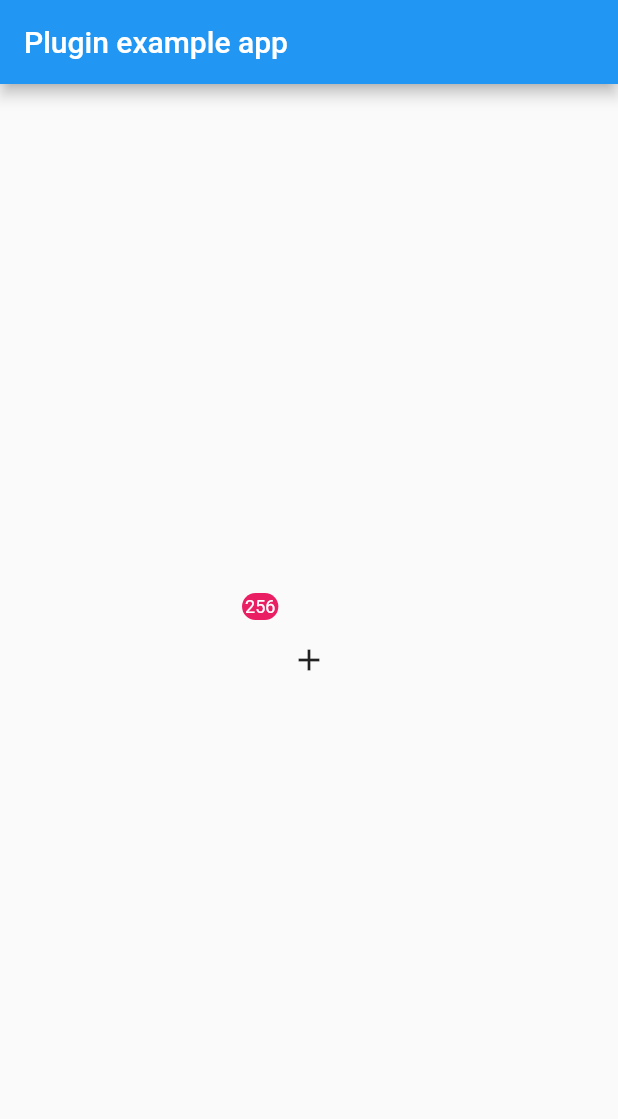
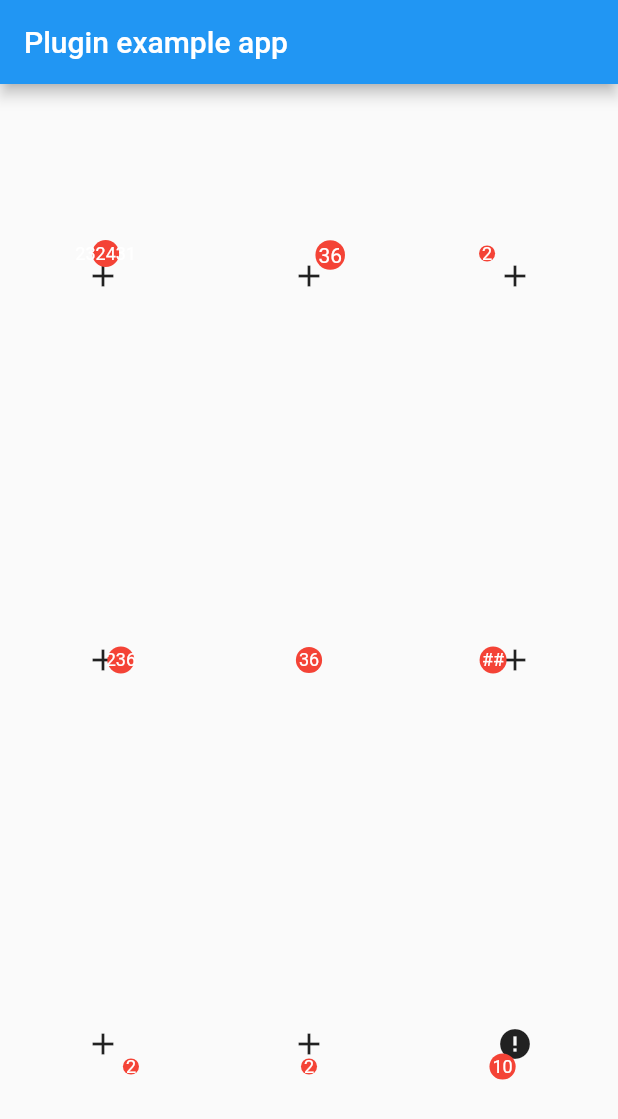
Before and after one commit to rahmatya685/SimpleBAdge, a Flutter app: the screen it shows after launch, on a phone screen of 412 x 824 dp. Shown: the top 1119 px of the screen. Run offline on Flutter 3.47's test engine with Material 2 defaults, Android fonts, the phone set to English and light mode, and no system bars.

```diff
--- a/example/lib/main.dart
+++ b/example/lib/main.dart
@@ -28,13 +28,81 @@ class _MyAppState extends State<MyApp> {
         appBar: AppBar(
           title: const Text('Plugin example app'),
         ),
-        body: Center(
-          child: Container(
-            height: 100,
-            width: 100,
-            child: SimpleBadge(
-              child: Icon(Icons.add),
-            ),
+        body: Container(
+          child: Column(
+            mainAxisAlignment: MainAxisAlignment.spaceAround,
+            children: [
+              Row(
+                mainAxisAlignment: MainAxisAlignment.spaceAround,
+                children: [
+                  SimpleBadge(
+                    child: Icon(Icons.add),
+                    badgeContent: Text("232431",style: TextStyle(color: Colors.white,fontSize: 12),),
+                    anchorDist: 50,
+                    alignment: Alignment.topRight,
+                  ),
+                  SimpleBadge(
+                    child: Icon(Icons.add),
+                    badgeContent: Text("36",style: TextStyle(color: Colors.white ),),
+                    anchorDist: 20,
+                    alignment: Alignment.topRight,
+                  ),
+                  SimpleBadge(
+                    child: Icon(Icons.add),
+                    badgeContent: Text("2",style: TextStyle(color: Colors.white,fontSize: 12),),
+                    anchorDist: 50,
+                    alignment: Alignment.topLeft,
+                  )
+                ],
+              ),
+              Row(
+                mainAxisAlignment: MainAxisAlignment.spaceAround,
+                children: [
+                  SimpleBadge(
+                    child: Icon(Icons.add),
+                    badgeContent: Text("236",style: TextStyle(color: Colors.white,fontSize: 12),),
+                    anchorDist: 50,
+                    alignment: Alignment.centerRight,
+                  ),
+                  SimpleBadge(
+                    child: Icon(Icons.add),
+                    badgeContent: Text("36",style: TextStyle(color: Colors.white,fontSize: 12),),
+                    anchorDist: 50,
+                    alignment: Alignment.center,
+                  ),
+                  SimpleBadge(
+                    child: Icon(Icons.add),
+                    badgeContent: Text("##",style: TextStyle(color: Colors.white,fontSize: 12),),
+                    anchorDist: 50,
+                    alignment: Alignment.centerLeft,
+                  )
+                ],
+              ),
+              Row(
+                mainAxisAlignment: MainAxisAlignment.spaceAround,
+                children: [
+                  SimpleBadge(
+                    child: Icon(Icons.add),
+                    badgeContent: Text("2",style: TextStyle(color: Colors.white,fontSize: 12),),
+                    anchorDist: 50,
+                    alignment: Alignment.bottomRight,
+                  ),
+                  SimpleBadge(
+                    child: Icon(Icons.add),
+                    badgeContent: Text("2",style: TextStyle(color: Colors.white,fontSize: 12),),
+                    anchorDist: 50,
+                    alignment: Alignment.bottomCenter,
+                  ),
+                  SimpleBadge(
+                    child: Icon(Icons.error),
+                    badgeContent: Text("10",style: TextStyle(color: Colors.white,fontSize: 12),),
+                    anchorDist: 10,
+                    alignment: Alignment.bottomLeft,
+                    badgeIconPadding: 2,
+                  )
+                ],
+              )
+            ],
           ),
         ),
       ),
--- a/lib/badge_icon.dart
+++ b/lib/badge_icon.dart
@@ -1,8 +1,17 @@
 import 'package:flutter/material.dart';
-
 
 class BadeIcon extends StatelessWidget {
 //region ---------Fields-----------
+  final Widget child;
+  final double badePadding;
+  final Color badgeColor;
+  final Color borderColor;
+  final double borderWidth;
+
+  const BadeIcon({Key key, this.child, this.badePadding, this.badgeColor, this.borderColor, this.borderWidth})
+      : assert(child != null),
+        super(key: key);
+
   //endregion
   //region ---------Methods-----------
 
@@ -13,9 +22,13 @@ class BadeIcon extends StatelessWidget {
   //region ---------Override-----------
   @override
   Widget build(BuildContext context) {
+    return LayoutBuilder(
+      builder: (context, constraints) {
         return Container(
-      padding: EdgeInsets.all(2),
-      child: Text("256",style: TextStyle(color: Colors.white,fontSize: 12),),
+          padding: EdgeInsets.all(badePadding),
+          child: SizedBox(
+            child: child,
+          ),
           decoration: BoxDecoration(
             boxShadow: [
 //          BoxShadow(
@@ -25,9 +38,12 @@ class BadeIcon extends StatelessWidget {
 //            offset: Offset.fromDirection(1,-2)
 //          )
             ],
-        color: Colors.pink,
-        borderRadius: BorderRadius.all(Radius.circular(24))
+            color: badgeColor,
+            shape: BoxShape.circle,
+            border:borderColor != null ? Border.all(color: borderColor,width:borderWidth): null
           ),
+        );
+      },
     );
   }
 //endregion
--- a/lib/simpleBadge.dart
+++ b/lib/simpleBadge.dart
@@ -1,5 +1,6 @@
 import 'dart:async';
 
+import 'package:flutter/cupertino.dart';
 import 'package:flutter/services.dart';
 
 import 'package:flutter/material.dart';
@@ -8,8 +9,35 @@ import 'dart:math' as m;
 
 class SimpleBadge extends StatefulWidget {
   final Widget child;
+  final Widget badgeContent;
+  final int anchorDist;
+  final Alignment alignment;
+  final double width;
+  final double height;
+  final Color badgeColor;
+  final bool showBadge;
+  final Color borderColor;
+  final double borderWidth;
 
-  const SimpleBadge({Key key, this.child}) : super(key: key);
+  final double badgeIconPadding;
+
+  const SimpleBadge(
+      {Key key,
+      this.child,
+      this.anchorDist = 0,
+      this.badgeContent,
+      this.badgeIconPadding = 2,
+      this.alignment = Alignment.topLeft,
+      this.width = 48,
+      this.height = 48,
+      this.showBadge = true,
+      this.badgeColor = Colors.red, this.borderColor, this.borderWidth = 1})
+      : assert(child != null),
+        assert(alignment != null),
+        assert(badgeColor != null),
+        assert(width != null),
+        assert(height != null),
+        super(key: key);
 
   @override
   _SimpleBadgeState createState() => _SimpleBadgeState();
@@ -28,46 +56,73 @@ class _SimpleBadgeState extends State<SimpleBadge> {
   //region ---------Override-----------
   @override
   Widget build(BuildContext context) {
-     return LayoutBuilder(
+    return SizedBox(
+      height: widget.height,
+      width: widget.width,
+      child: LayoutBuilder(
         builder: (context, constraints) {
-        final maxPadding =(constraints.maxWidth/2 * m.sqrt2)/2;
+          final maxPadding = (constraints.maxWidth / 2 * m.sqrt2) / 2;
 
-        double pading = maxPadding - 30;
+          double pading = maxPadding - widget.anchorDist;
 
-        if(pading>  maxPadding)
-          pading =maxPadding;
+          if (pading > maxPadding) pading = maxPadding;
+
+          if (pading < 0) pading = 0;
+
+          var edgeInsets = EdgeInsets.only(
+            top: pading,
+            left: pading,
+          );
+          if (widget.alignment == Alignment.centerLeft)
+            edgeInsets = EdgeInsets.all(0);
+          if (widget.alignment == Alignment.centerLeft)
+            edgeInsets = EdgeInsets.only(left: pading);
+          if (widget.alignment == Alignment.centerRight)
+            edgeInsets = EdgeInsets.only(right: pading);
+          if (widget.alignment == Alignment.topCenter)
+            edgeInsets = EdgeInsets.only(top: pading);
+          if (widget.alignment == Alignment.bottomCenter)
+            edgeInsets = EdgeInsets.only(bottom: pading);
+          if (widget.alignment == Alignment.topLeft)
+            edgeInsets = EdgeInsets.only(top: pading, left: pading);
+          if (widget.alignment == Alignment.topRight)
+            edgeInsets = EdgeInsets.only(top: pading, right: pading);
+          if (widget.alignment == Alignment.bottomRight)
+            edgeInsets = EdgeInsets.only(top: pading, right: pading);
+
+          if (widget.alignment == Alignment.bottomLeft)
+            edgeInsets = EdgeInsets.only(top: pading, left: pading);
 
           return Container(
-          height: constraints.maxWidth,
+            height: constraints.maxHeight,
             width: constraints.maxWidth,
             child: Stack(
-//        alignment: Alignment(1,1),
               children: [
+                Center(
+                  child: widget.child,
+                ),
                 Align(
                   child: Container(
-                  margin: EdgeInsets.only(top: pading, left: pading),
-                  child: BadeIcon(),
+                    margin: edgeInsets,
+                    child: Visibility(
+                      visible: widget.showBadge,
+                      child: BadeIcon(
+                        borderColor: widget.borderColor,
+                        borderWidth: widget.borderWidth,
+                        badgeColor: widget.badgeColor,
+                        child: widget.badgeContent,
+                        badePadding: widget.badgeIconPadding,
                       ),
-                alignment: Alignment.topLeft,
                     ),
-              Center(
-                child: widget.child,
+                  ),
+                  alignment: widget.alignment,
                 )
               ],
             ),
           );
         },
+      ),
     );
   }
 //endregion
 }
-
-//class SimpleBadge {
-//  static const MethodChannel _channel =
-//      const MethodChannel('simpleBadge');
-//
-//  static Future<String> get platformVersion async {
-//    final String version = await _channel.invokeMethod('getPlatformVersion');
-//    return version;
-//  }
-//}
```
Lines whose indentation alone changed are shown as unchanged.
